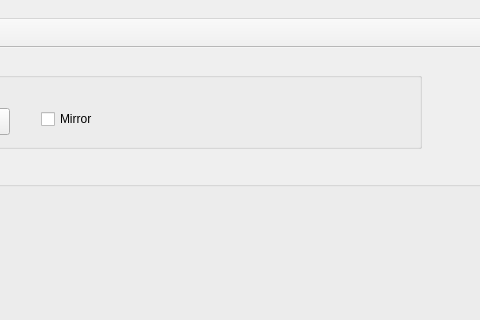
Qt form mainwindow.ui (b6e4n/Mandala) before a commit; both pictures show x 469 to 949 and y 0 to 320 of the 1172 by 722 pixel window.
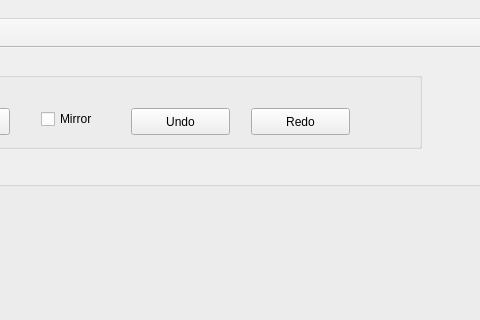
The same form after that commit. Icons and pictures are not drawn. Custom widgets are drawn as their Qt base class.

Commit message: save button and undo/redo

```diff
--- a/mainwindow.ui
+++ b/mainwindow.ui
@@ -109,6 +109,35 @@
       <string>Mirror</string>
      </property>
     </widget>
+    <widget class="QPushButton" name="pushButtonUndo">
+     <property name="geometry">
+      <rect>
+       <x>590</x>
+       <y>50</y>
+       <width>99</width>
+       <height>27</height>
+      </rect>
+     </property>
+     <property name="text">
+      <string>Undo</string>
+     </property>
+     <property name="shortcut">
+      <string/>
+     </property>
+    </widget>
+    <widget class="QPushButton" name="pushButtonRedo">
+     <property name="geometry">
+      <rect>
+       <x>710</x>
+       <y>50</y>
+       <width>99</width>
+       <height>27</height>
+      </rect>
+     </property>
+     <property name="text">
+      <string>Redo</string>
+     </property>
+    </widget>
    </widget>
    <widget class="QGroupBox" name="groupBox_2">
     <property name="geometry">
```
Left out of the diff: 16 changed lines with no effect on the pictures. The commit also changes 4 other files.
